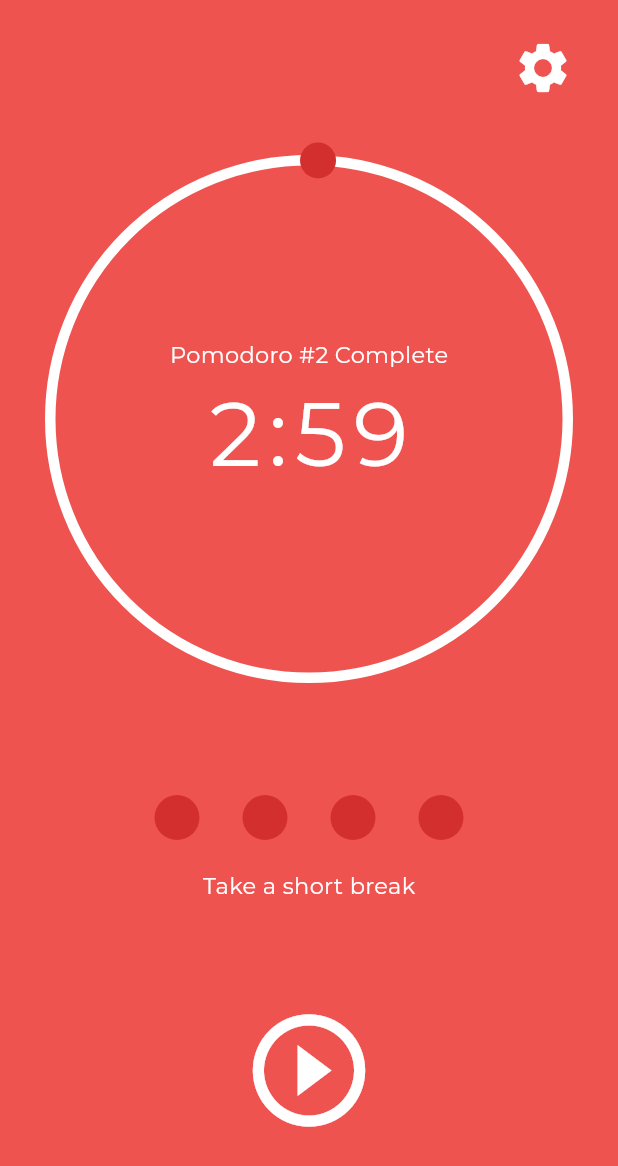
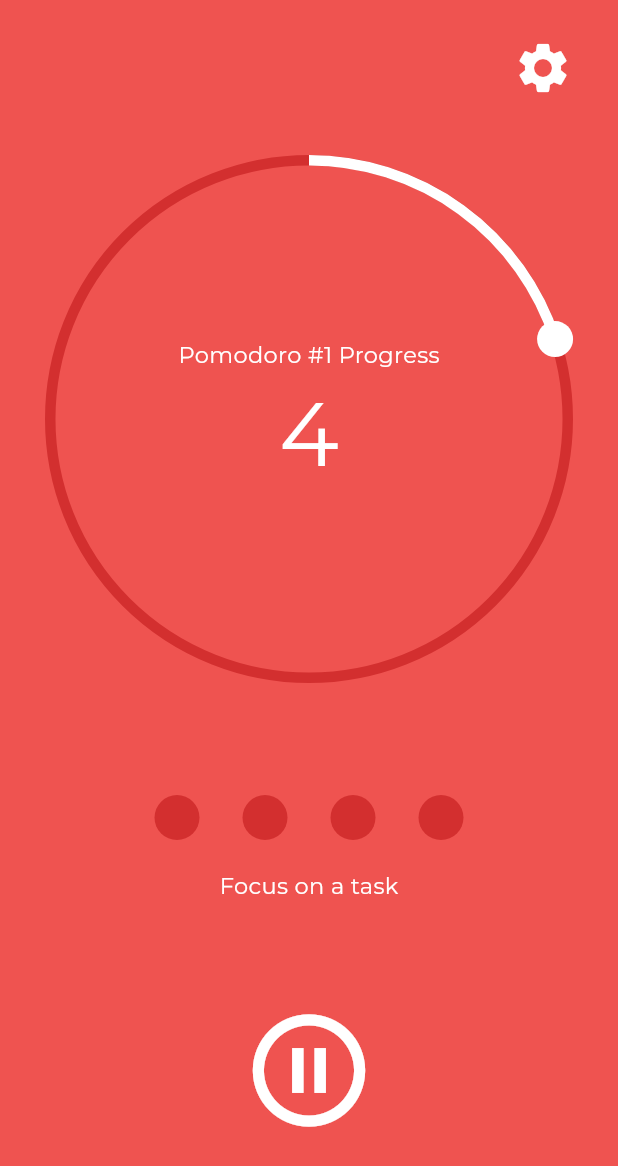
Before and after one commit to k-jun/pomodoro, a Flutter app: the screen it shows after launch, after a tap on the "play circle outline" icon, on a phone screen of 412 x 824 dp. Shown: the top 1166 px of the screen. Run offline on Flutter 3.47's test engine with Material 3 defaults, Android fonts, the phone set to English and light mode, and no system bars; our stand-ins replace equatable, flutter_bloc, google_fonts.

Commit message:
feat(all): bloc done

```diff
--- a/lib/bloc/pomodoro_bloc.dart
+++ b/lib/bloc/pomodoro_bloc.dart
@@ -1,21 +1,23 @@
 import 'dart:async';
 import 'package:flutter_bloc/flutter_bloc.dart';
-import 'pomodoro_event.dart';
-import 'pomodoro_state.dart';
+import 'package:pomodoro/bloc/bloc.dart';
 
 class Ticker {
   Stream<int> tick({required int ticks}) {
-    return Stream.periodic(Duration(seconds: 1), (x) => ticks - x - 1)
+    return Stream.periodic(const Duration(seconds: 1), (x) => ticks - x - 1)
         .take(ticks);
   }
 }
 
 class PomodoroBloc extends Bloc<Event, PomodoroState> {
   final Ticker _ticker;
-  final int _pomodoro = 25 * 60;
-  final int _breakShort = 5 * 60;
-  final int _breakLong = 15 * 60;
-  final int _roun = 4;
+  // final int _pomodoro = 25 * 60;
+  // final int _breakShort = 5 * 60;
+  // final int _breakLong = 15 * 60;
+  final int _pomodoro = 5;
+  final int _breakShort = 3;
+  final int _breakLong = 4;
+  final int _round = 4;
 
   StreamSubscription<int>? _tickerSubscription;
 
@@ -27,6 +29,7 @@ class PomodoroBloc extends Bloc<Event, PomodoroState> {
     on<EventResume>(_onResumed);
     on<EventReset>(_onReset);
     on<EventTick>(_onTicked);
+    on<EventFinish>(_onFinished);
   }
 
   @override
@@ -36,38 +39,95 @@ class PomodoroBloc extends Bloc<Event, PomodoroState> {
   }
 
   void _onStarted(EventStart event, Emitter<PomodoroState> emit) {
-    emit(PomodoroState(
-      sec: event.duration,
-      rnd: 0,
-      set: event.duration,
-      stat: Status.work,
-    ));
+    if (state.sec == 0) {
+      final int initialSec = _pomodoro;
+      emit(PomodoroState(
+        sec: initialSec,
+        rnd: 0,
+        set: initialSec,
+        stat: Status.ready,
+      ));
+      add(EventStart());
+      return;
+    }
+
     _tickerSubscription?.cancel();
-    _tickerSubscription =
-        _ticker.tick(ticks: event.duration).listen((duration) {
-      add(EventTick(duration: duration));
+    _tickerSubscription = _ticker.tick(ticks: state.sec).listen((s) {
+      add(EventTick(sec: s));
     });
   }
 
   void _onPaused(EventPause event, Emitter<PomodoroState> emit) {
     _tickerSubscription?.pause();
+    emit(PomodoroState(
+      sec: state.sec,
+      rnd: state.rnd,
+      set: state.set,
+      stat: Status.pause,
+      mode: state.mode,
+    ));
   }
 
   void _onResumed(EventResume resume, Emitter<PomodoroState> emit) {
     _tickerSubscription?.resume();
+    emit(PomodoroState(
+      sec: state.sec,
+      rnd: state.rnd,
+      set: state.set,
+      stat: Status.going,
+      mode: state.mode,
+    ));
   }
 
   void _onReset(EventReset event, Emitter<PomodoroState> emit) {
     _tickerSubscription?.cancel();
-    // emit(const StateReady(duration: 0, round: 0, status: Status.pomodoro));
+    emit(const PomodoroState.init());
   }
 
-  void _onTicked(EventTick event, Emitter<PomodoroState> emit) {
+  Future<void> _onTicked (EventTick event, Emitter<PomodoroState> emit) async {
     emit(PomodoroState(
-      sec: event.duration,
+      sec: event.sec,
       rnd: state.rnd,
       set: state.set,
-      stat: Status.work,
+      stat: Status.going,
+      mode: state.mode,
     ));
+    if (event.sec == 0) {
+      await Future.delayed(const Duration(seconds: 1));
+      add(EventFinish());
+    }
+  }
+
+  void _onFinished(EventFinish event, Emitter<PomodoroState> emit) {
+    if (state.rnd == _round && state.mode == Modes.last) {
+      add(EventReset());
+      return;
+    }
+    PomodoroState ns = PomodoroState(
+      sec: _breakShort,
+      rnd: state.rnd + 1,
+      set: _breakShort,
+      stat: Status.ready,
+      mode: Modes.rest,
+    );
+    if (state.mode == Modes.rest) {
+      ns = PomodoroState(
+        sec: _pomodoro,
+        rnd: state.rnd,
+        set: _pomodoro,
+        stat: Status.ready,
+        mode: Modes.work,
+      );
+    }
+    if (state.rnd == _round && state.mode == Modes.rest) {
+      ns = PomodoroState(
+        sec: _breakLong,
+        rnd: state.rnd,
+        set: _breakLong,
+        stat: Status.ready,
+        mode: Modes.last,
+      );
+    }
+    emit(ns);
   }
 }
--- a/lib/bloc/pomodoro_event.dart
+++ b/lib/bloc/pomodoro_event.dart
@@ -1,4 +1,3 @@
-
 import 'package:equatable/equatable.dart';
 
 /// Events - input to a Bloc. Base on user interactions
@@ -9,13 +8,7 @@ abstract class Event extends Equatable {
   List<Object> get props => [];
 }
 
-class EventStart extends Event {
-  final int duration;
-
-  const EventStart({required this.duration});
-  @override
-  String toString() => "Start { duration: $duration }";
-}
+class EventStart extends Event {}
 
 class EventPause extends Event {}
 
@@ -23,14 +16,13 @@ class EventResume extends Event {}
 
 class EventReset extends Event {}
 
+class EventFinish extends Event {}
+
 class EventTick extends Event {
-  final int duration;
+  final int sec;
 
-  const EventTick({required this.duration});
+  const EventTick({required this.sec});
 
   @override
-  List<Object> get props => [duration];
-
-  @override
-  String toString() => "Tick { duration: $duration }";
+  List<Object> get props => [sec];
 }
--- a/lib/bloc/pomodoro_state.dart
+++ b/lib/bloc/pomodoro_state.dart
@@ -2,8 +2,15 @@ import 'package:equatable/equatable.dart';
 
 /// States - output of a Bloc. Represents a part of application/page state
 enum Status {
+  ready,
+  going,
+  pause,
+}
+
+enum Modes {
   work,
   rest,
+  last,
 }
 
 class PomodoroState extends Equatable {
@@ -11,15 +18,17 @@ class PomodoroState extends Equatable {
   final int rnd;
   final int set;
   final Status stat;
+  final Modes mode;
 
   const PomodoroState({
     required this.sec,
     required this.rnd,
     required this.set,
-    this.stat = Status.rest,
+    this.stat = Status.ready,
+    this.mode = Modes.work,
   });
   const PomodoroState.init() : this(sec: 0, rnd: 0, set: 0);
 
   @override
-  List<Object> get props => [sec, rnd, set, stat];
+  List<Object> get props => [sec, rnd, set, stat, mode];
 }
--- a/lib/main.dart
+++ b/lib/main.dart
@@ -15,7 +15,7 @@
   @override
   Widget build(BuildContext context) {
     return MaterialApp(
-      title: 'Flutter Demo',
+      title: 'Flutter Pomodoro',
       theme: ThemeData(
         colorScheme: ColorScheme.fromSeed(seedColor: Colors.deepPurple),
         useMaterial3: true,
--- a/lib/pomodoro_button.dart
+++ b/lib/pomodoro_button.dart
@@ -1,5 +1,6 @@
 import 'package:flutter/material.dart';
 import 'package:flutter_bloc/flutter_bloc.dart';
+import 'package:pomodoro/bloc/pomodoro_event.dart';
 import 'bloc/bloc.dart';
 
 class PomodoroButton extends StatelessWidget {
@@ -9,23 +10,50 @@ class PomodoroButton extends StatelessWidget {
   Widget build(BuildContext context) {
     final pb = BlocProvider.of<PomodoroBloc>(context);
 
+    Widget start() {
+      return IconButton(
+        icon: const Icon(
+          Icons.play_circle_outline,
+          color: Colors.white,
+          size: 90,
+        ),
+        onPressed: () {
+          pb.add(EventStart());
+        },
+      );
+    }
+
+    Widget pause() {
+      return IconButton(
+        icon: const Icon(
+          Icons.pause_circle_outline,
+          color: Colors.white,
+          size: 90,
+        ),
+        onPressed: () {
+          pb.add(EventPause());
+        },
+      );
+    }
+
+    Widget resume() {
+      return IconButton(
+        icon: const Icon(
+          Icons.play_circle_outline,
+          color: Colors.white,
+          size: 90,
+        ),
+        onPressed: () {
+          pb.add(EventResume());
+        },
+      );
+    }
+
     return BlocBuilder<PomodoroBloc, PomodoroState>(
       builder: (context, state) {
         return Container(
-          alignment: Alignment.topCenter,
-          child:
-          IconButton(
-            icon: const Icon(
-              Icons.play_circle_outline,
-              // Icons.pause_circle_outline,
-              color: Colors.white,
-              size: 90,
-            ),
-            onPressed: () {
-              pb.add(const EventStart(duration: 180));
-            },
-          ),
-        );
+            alignment: Alignment.topCenter,
+            child: state.stat == Status.going ? pause() : (state.stat == Status.pause ? resume() : start()));
       },
     );
   }
--- a/lib/pomodoro_indicator.dart
+++ b/lib/pomodoro_indicator.dart
@@ -1,21 +1,37 @@
 import 'package:flutter/material.dart';
 import 'package:google_fonts/google_fonts.dart';
-import 'dart:math' as math;
+import 'package:flutter_bloc/flutter_bloc.dart';
+import 'bloc/bloc.dart';
 
 class PomodoroIndicator extends StatelessWidget {
   PomodoroIndicator({super.key});
 
   @override
   Widget build(BuildContext context) {
-    final circle = Container(
+    Widget circle(bool b) {
+      return Container(
         decoration: BoxDecoration(
           shape: BoxShape.circle,
-        color: Colors.red.shade700,
+          color: b ? Colors.white : Colors.red.shade700,
         ),
         height: 30,
         width: 30,
       );
+    }
 
+    String message(PomodoroState s) {
+      String mess = "Focus on a task";
+      if (s.mode == Modes.rest) {
+        mess = "Take a short break";
+      }
+      if (s.mode == Modes.last) {
+        mess = "Take a long break";
+      }
+      return mess;
+    }
+
+    return BlocBuilder<PomodoroBloc, PomodoroState>(
+      builder: (context, state) {
         return Column(
           mainAxisAlignment: MainAxisAlignment.center,
           children: [
@@ -25,17 +41,17 @@ class PomodoroIndicator extends StatelessWidget {
               child: Row(
                 mainAxisAlignment: MainAxisAlignment.spaceBetween,
                 children: [
-              circle,
-              circle,
-              circle,
-              circle,
+                  circle(state.rnd >= 1),
+                  circle(state.rnd >= 2),
+                  circle(state.rnd >= 3),
+                  circle(state.rnd >= 4),
                 ],
               ),
             ),
             Text(
-          "Take a short break",
+              message(state),
               style: GoogleFonts.montserrat(
-            textStyle: TextStyle(
+                textStyle: const TextStyle(
                   fontSize: 15,
                   color: Colors.white,
                 ),
@@ -43,5 +59,7 @@ class PomodoroIndicator extends StatelessWidget {
             ),
           ],
         );
+      },
+    );
   }
 }
--- a/lib/pomodoro_timer.dart
+++ b/lib/pomodoro_timer.dart
@@ -19,16 +19,24 @@ class PomodoroTimer extends StatelessWidget {
     }
 
     return BlocBuilder<PomodoroBloc, PomodoroState>(builder: (context, state) {
+      String message(PomodoroState s) {
+        String mess = "Pomodoro #${s.rnd+1} Progress";
+        if (s.mode == Modes.rest || s.mode == Modes.last) {
+          mess = "Pomodoro #${s.rnd} Complete";
+        }
+        return mess;
+      }
       return Column(
         mainAxisAlignment: MainAxisAlignment.center,
         children: [
           Expanded(
             child: CustomPaint(
               size: const Size(double.infinity, double.infinity),
-              painter: CurvePainter(color: Colors.white, angle: 360),
+              painter: CurvePainter(color: Colors.red.shade700, angle: 360),
               foregroundPainter: CurvePainter(
-                color: Colors.red.shade700,
-                angle: (1 - (state.sec / state.set)) * 360,
+                color: Colors.white,
+                angle:
+                    state.set == 0 ? 0 : (1 - (state.sec / state.set)) * 360,
                 pointer: true,
               ),
               child: Container(
@@ -37,7 +45,7 @@ class PomodoroTimer extends StatelessWidget {
                   mainAxisAlignment: MainAxisAlignment.center,
                   children: [
                     Text(
-                      "Pomodoro #2 Complete",
+                      message(state),
                       style: GoogleFonts.montserrat(
                         textStyle: const TextStyle(
                           fontSize: 15,
```
Lines whose indentation alone changed are shown as unchanged.
